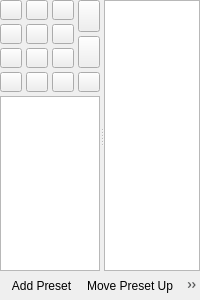
Qt form src/ptz-controls.ui (glikely/obs-ptz) before a commit.
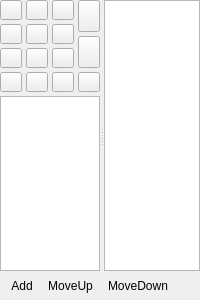
The same form after that commit. Icons and pictures are not drawn. Custom widgets are drawn as their Qt base class.

```diff
--- a/src/ptz-controls.ui
+++ b/src/ptz-controls.ui
@@ -588,7 +588,7 @@
   </layout>
   <action name="actionPresetAdd">
    <property name="text">
-    <string>Add Preset</string>
+    <string>Add</string>
    </property>
    <property name="toolTip">
     <string>Add preset</string>
@@ -610,7 +610,7 @@
   </action>
   <action name="actionPresetMoveUp">
    <property name="text">
-    <string>Move Preset Up</string>
+    <string>MoveUp</string>
    </property>
    <property name="toolTip">
     <string>Move selected preset up</string>
@@ -621,7 +621,7 @@
   </action>
   <action name="actionPresetMoveDown">
    <property name="text">
-    <string>Move Preset Down</string>
+    <string>MoveDown</string>
    </property>
    <property name="toolTip">
     <string>Move selected preset down</string>
```
Left out of the diff: 10 changed lines with no effect on the pictures.
